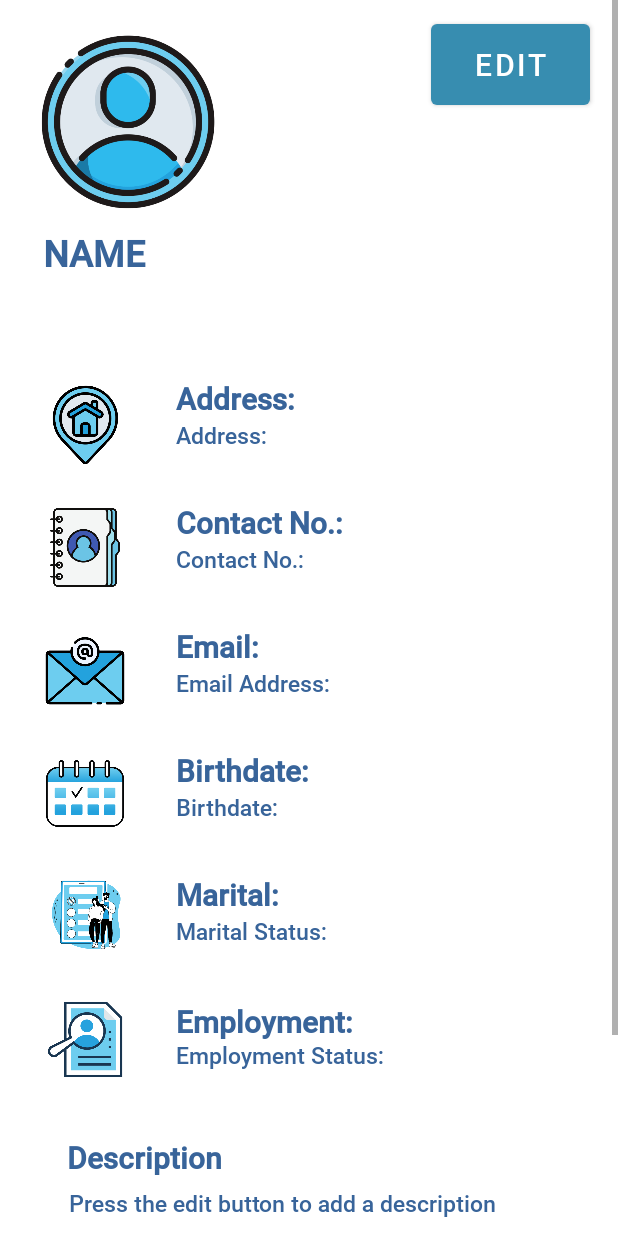
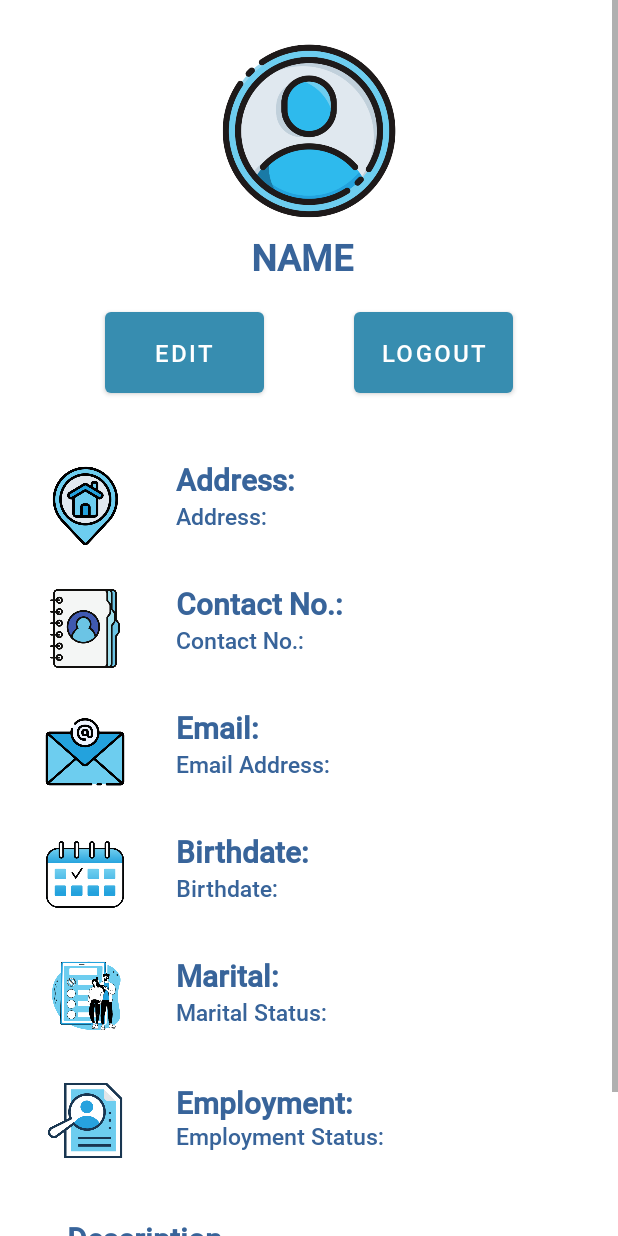
Before and after one commit to eojerio/fontisapp, an Android app: the layout fragment_account.xml on its own in the app's theme, with its tools: preview values and no code run, on a phone screen of 412 x 824 dp. Run offline under Robolectric (Android 15) with nearby library versions, the phone set to English and light mode, and no system bars; network calls fail.

Commit message:
fragment_account change upper layout buttons and profile images, name
Lucido Jr. 1:31pm 09/06/2022

```diff
--- a/app/src/main/java/APPDET/com/Constants.java
+++ b/app/src/main/java/APPDET/com/Constants.java
@@ -3,7 +3,7 @@ package APPDET.com;
 public class Constants {
 
     //IPv4 database connection
-    private static final String ROOT_URL = "http://192.168.254.103/APPDET_ANDROIDBOTS_FONTISAPP/fontisDB/v1/";
+    private static final String ROOT_URL = "http://192.168.100.170/APPDET_ANDROIDBOTS_FONTISAPP/fontisDB/v1/";
 
     //file constant php connections
     public static final String URL_REGISTER = ROOT_URL + "register.php";
--- a/app/src/main/res/layout/fragment_account.xml
+++ b/app/src/main/res/layout/fragment_account.xml
@@ -17,13 +17,15 @@
             android:id="@+id/btnSaveAccount"
             android:layout_width="106dp"
             android:layout_height="66dp"
+            android:layout_marginStart="60dp"
+            android:layout_marginTop="12dp"
             android:text="EDIT"
-            android:textSize="20sp"
+            android:textSize="16sp"
             app:backgroundTint="#378DB0"
-            app:layout_constraintEnd_toEndOf="parent"
-            app:layout_constraintHorizontal_bias="0.97"
+            app:layout_constraintEnd_toStartOf="@+id/btnLogout"
+            app:layout_constraintHorizontal_bias="0.0"
             app:layout_constraintStart_toStartOf="parent"
-            app:layout_constraintTop_toTopOf="parent" />
+            app:layout_constraintTop_toBottomOf="@+id/tvNameAccount" />
 
         <TextView
             android:id="@+id/tvEmailAddress"
@@ -243,32 +245,32 @@
 
         <TextView
             android:id="@+id/tvNameAccount"
-            android:layout_width="235dp"
-            android:layout_height="98dp"
+            android:layout_width="wrap_content"
+            android:layout_height="38dp"
             android:layout_centerInParent="true"
-            android:layout_marginTop="10dp"
             android:layout_marginStart="10dp"
-            android:gravity="left"
+            android:layout_marginTop="4dp"
+            android:gravity="center"
             android:text="NAME"
             android:textColor="#38649A"
             android:textSize="24sp"
             android:textStyle="bold"
             app:layout_constraintEnd_toEndOf="parent"
-            app:layout_constraintHorizontal_bias="0.058"
+            app:layout_constraintHorizontal_bias="0.471"
             app:layout_constraintStart_toStartOf="parent"
             app:layout_constraintTop_toBottomOf="@+id/profile_image" />
 
         <Button
             android:id="@+id/btnLogout"
             android:layout_width="106dp"
-            android:layout_height="65dp"
-            android:layout_marginTop="40dp"
+            android:layout_height="66dp"
+            android:layout_marginTop="12dp"
+            android:layout_marginEnd="60dp"
             android:text="LOGOUT"
+            android:textSize="16sp"
             app:backgroundTint="#378DB0"
             app:layout_constraintEnd_toEndOf="parent"
-            app:layout_constraintHorizontal_bias="0.901"
-            app:layout_constraintStart_toStartOf="parent"
-            app:layout_constraintTop_toBottomOf="@+id/tvAccountDescriptionSub" />
+            app:layout_constraintTop_toBottomOf="@+id/tvNameAccount" />
 
         <ImageView
             android:id="@+id/imageView4"
@@ -276,10 +278,10 @@
             android:layout_height="58dp"
             android:layout_marginStart="16dp"
             android:layout_marginLeft="16dp"
-            android:layout_marginTop="4dp"
+            android:layout_marginTop="40dp"
             android:visibility="visible"
             app:layout_constraintStart_toStartOf="parent"
-            app:layout_constraintTop_toBottomOf="@+id/tvNameAccount"
+            app:layout_constraintTop_toBottomOf="@+id/btnSaveAccount"
             app:srcCompat="@drawable/address_profile"
             tools:srcCompat="@drawable/address_profile" />
 
@@ -289,7 +291,7 @@
             android:layout_height="25dp"
             android:layout_centerInParent="true"
             android:layout_marginStart="30dp"
-            android:layout_marginTop="4dp"
+            android:layout_marginTop="40dp"
             android:gravity="bottom|left"
             android:text="Address:"
             android:textColor="#38649A"
@@ -298,7 +300,7 @@
             app:layout_constraintEnd_toEndOf="parent"
             app:layout_constraintHorizontal_bias="0.0"
             app:layout_constraintStart_toEndOf="@+id/imageView4"
-            app:layout_constraintTop_toBottomOf="@+id/tvNameAccount" />
+            app:layout_constraintTop_toBottomOf="@+id/btnSaveAccount" />
 
         <ImageView
             android:id="@+id/imageView5"
@@ -364,9 +366,8 @@
             android:id="@+id/profile_image"
             android:layout_width="151dp"
             android:layout_height="122dp"
-            android:layout_marginTop="10dp"
+            android:layout_marginTop="16dp"
             app:layout_constraintEnd_toEndOf="parent"
-            app:layout_constraintHorizontal_bias="0.0"
             app:layout_constraintStart_toStartOf="parent"
             app:layout_constraintTop_toTopOf="parent"
             app:srcCompat="@drawable/profile_picture"
```
